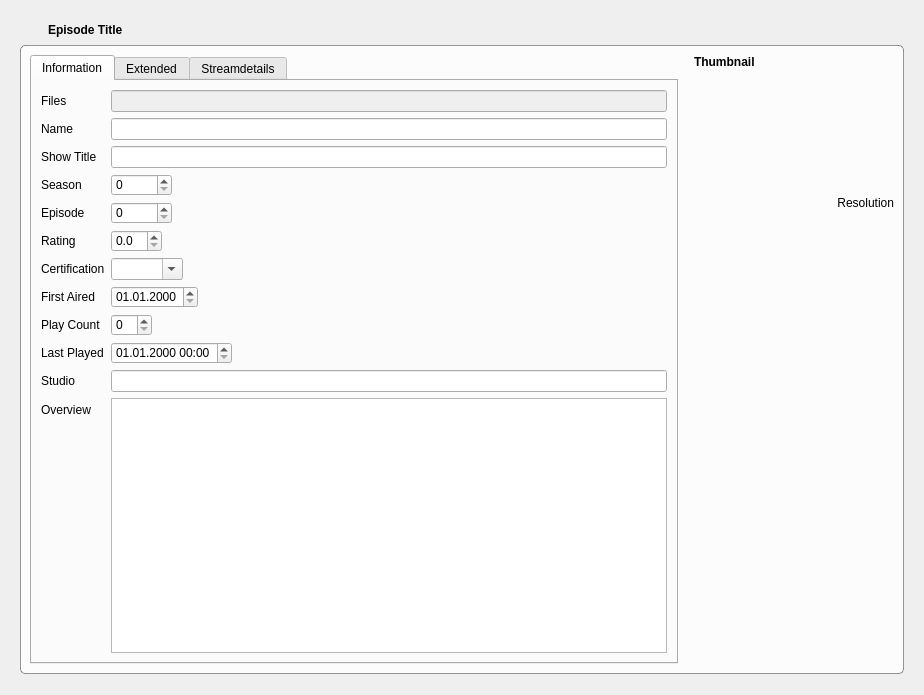
Old version of the form tvShows/TvShowWidgetEpisode.ui in the repository Komet/MediaElch.
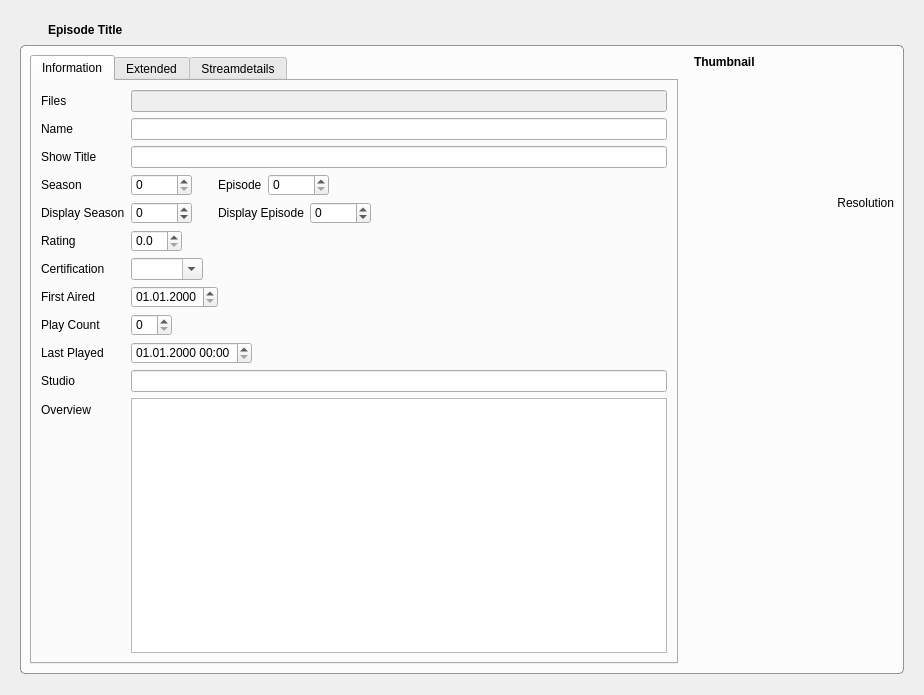
New version of the form. Icons and pictures are not drawn. Custom widgets are drawn as their Qt base class.

The edit to the form file:
```diff
--- a/tvShows/TvShowWidgetEpisode.ui
+++ b/tvShows/TvShowWidgetEpisode.ui
@@ -154,33 +154,60 @@
              <widget class="QLineEdit" name="showTitle"/>
             </item>
             <item row="3" column="0">
-             <widget class="QLabel" name="label_13">
+             <widget class="QLabel" name="label_6">
               <property name="text">
                <string>Season</string>
               </property>
              </widget>
             </item>
             <item row="3" column="1">
+             <layout class="QHBoxLayout" name="horizontalLayout_6">
+              <item>
              <widget class="QSpinBox" name="season">
               <property name="maximum">
                <number>99999</number>
               </property>
              </widget>
             </item>
-            <item row="4" column="0">
-             <widget class="QLabel" name="label_16">
+              <item>
+               <spacer name="horizontalSpacer_4">
+                <property name="orientation">
+                 <enum>Qt::Horizontal</enum>
+                </property>
+                <property name="sizeType">
+                 <enum>QSizePolicy::Fixed</enum>
+                </property>
+                <property name="sizeHint" stdset="0">
+                 <size>
+                  <width>20</width>
+                  <height>20</height>
+                 </size>
+                </property>
+               </spacer>
+              </item>
+              <item>
+               <widget class="QLabel" name="label_7">
               <property name="text">
                <string>Episode</string>
               </property>
              </widget>
             </item>
-            <item row="4" column="1">
+              <item>
              <widget class="QSpinBox" name="episode">
               <property name="maximum">
                <number>99999</number>
               </property>
              </widget>
             </item>
+             </layout>
+            </item>
+            <item row="4" column="0">
+             <widget class="QLabel" name="label_13">
+              <property name="text">
+               <string>Display Season</string>
+              </property>
+             </widget>
+            </item>
             <item row="5" column="0">
              <widget class="QLabel" name="label_4">
               <property name="text">
@@ -236,6 +263,9 @@
               </property>
              </widget>
             </item>
+            <item row="8" column="1">
+             <widget class="QSpinBox" name="playCount"/>
+            </item>
             <item row="9" column="0">
              <widget class="QLabel" name="label_11">
               <property name="text">
@@ -270,8 +300,52 @@
             <item row="11" column="1">
              <widget class="QTextEdit" name="overview"/>
             </item>
-            <item row="8" column="1">
-             <widget class="QSpinBox" name="playCount"/>
+            <item row="4" column="1">
+             <layout class="QHBoxLayout" name="horizontalLayout_7">
+              <item>
+               <widget class="QSpinBox" name="displaySeason">
+                <property name="minimum">
+                 <number>-1</number>
+                </property>
+                <property name="maximum">
+                 <number>99999</number>
+                </property>
+               </widget>
+              </item>
+              <item>
+               <spacer name="horizontalSpacer_5">
+                <property name="orientation">
+                 <enum>Qt::Horizontal</enum>
+                </property>
+                <property name="sizeType">
+                 <enum>QSizePolicy::Fixed</enum>
+                </property>
+                <property name="sizeHint" stdset="0">
+                 <size>
+                  <width>20</width>
+                  <height>20</height>
+                 </size>
+                </property>
+               </spacer>
+              </item>
+              <item>
+               <widget class="QLabel" name="label_12">
+                <property name="text">
+                 <string>Display Episode</string>
+                </property>
+               </widget>
+              </item>
+              <item>
+               <widget class="QSpinBox" name="displayEpisode">
+                <property name="minimum">
+                 <number>-1</number>
+                </property>
+                <property name="maximum">
+                 <number>99999</number>
+                </property>
+               </widget>
+              </item>
+             </layout>
             </item>
            </layout>
           </item>
```
Lines whose indentation alone changed are shown as unchanged.
